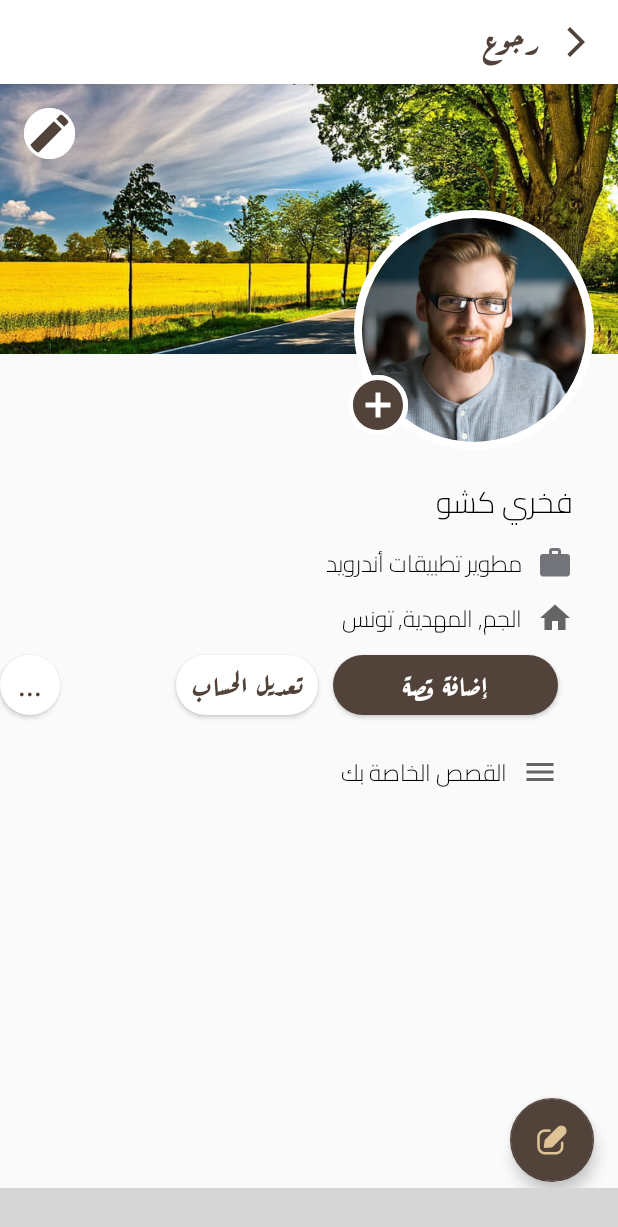
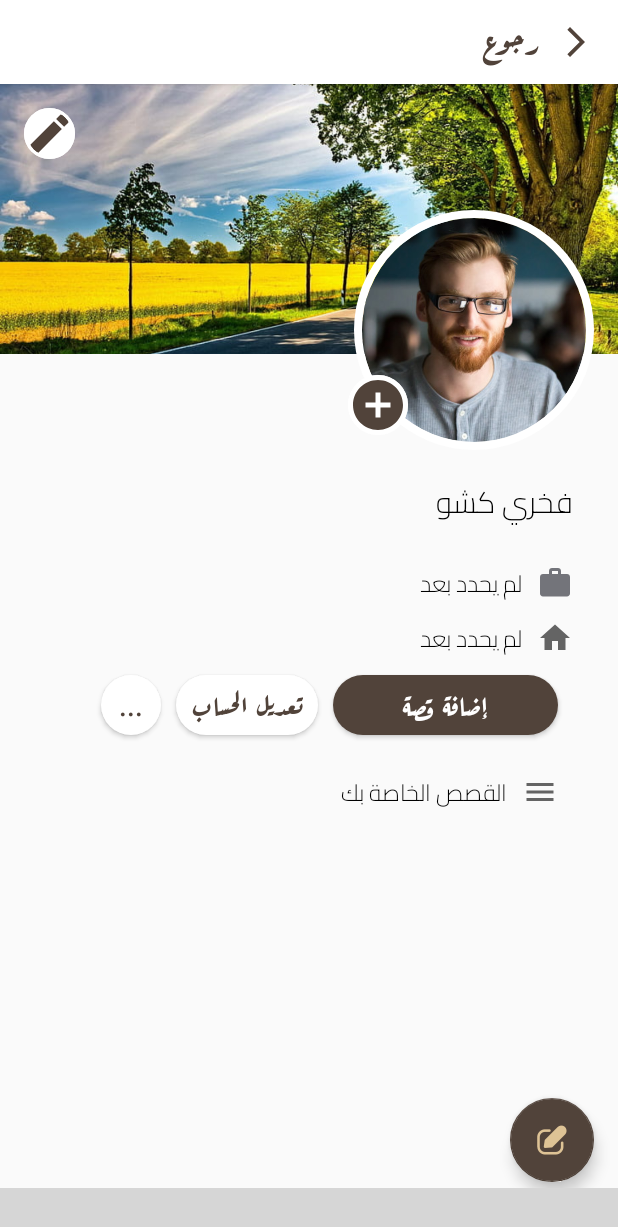
Before and after one commit to kchaou-fakhri/maddina, an Android app: the fragment UserProfilFragment placed in its activity, on a phone screen of 412 x 824 dp. Shown: the top 1227 px of the screen. Run offline under Robolectric (Android 15) with nearby library versions, the phone set to English and light mode, and no system bars; our stand-ins replace CircleImageView, Firebase (no records; nobody signed in at launch, a user with empty details on screens opened directly); libraries missing offline, so code that uses them is left out: com.etebarian.meowbottomnavigation; plain views replace MeowBottomNavigation; 11 statements that could not run were skipped; grey boxes are pictures that could not be loaded.

Commit message:
add bio from user UI

```diff
--- a/app/src/main/java/fakhri/kchaou/maddina/model/repository/remote/UserRemote.kt
+++ b/app/src/main/java/fakhri/kchaou/maddina/model/repository/remote/UserRemote.kt
@@ -147,8 +147,9 @@ class UserRemote (){
 
         db_reference.child(id).get().addOnSuccessListener {
          //   Log.println(Log.ASSERT,"firebase--------------------------------------", "Got value ${it.getValue()}")
-            val td: Map<String, String> = it.value as Map<String, String>
-         mutableLiveData.value = User(td.get("id"),td.get("name")!!,td.get("email")!!,"" , td.get("sex")!!)
+           // val td: Map<String, String> = it.value as Map<String, String>
+
+         mutableLiveData.value = it.getValue(User::class.java)
         }.addOnFailureListener{
             Log.e("firebase", "Error getting data", it)
             mutableLiveData.value = null
--- a/app/src/main/java/fakhri/kchaou/maddina/view/profile/UserProfilFragment.kt
+++ b/app/src/main/java/fakhri/kchaou/maddina/view/profile/UserProfilFragment.kt
@@ -5,9 +5,12 @@ import android.content.Context
 import android.content.Intent
 import android.content.SharedPreferences
 import android.os.Bundle
+import android.util.Log
 import android.view.LayoutInflater
 import android.view.View
 import android.view.ViewGroup
+import androidx.core.view.marginBottom
+import androidx.core.view.marginLeft
 import androidx.fragment.app.Fragment
 import androidx.fragment.app.FragmentManager
 import androidx.lifecycle.Observer
@@ -51,6 +54,31 @@ class UserProfilFragment : Fragment() {
 
             userVM.getUserById(id).observe(viewLifecycleOwner, Observer {
               binding.username.text = it.name
+                if (it.bio != ""){
+                    binding.bio.text = "( ${it.bio} )"
+                    val param = binding.bio.layoutParams as ViewGroup.MarginLayoutParams
+                    param.setMargins(0,0,0,8)
+                    binding.bio.layoutParams = param
+
+                }
+                else{
+                    binding.bio.text=""
+
+
+                }
+                if(it.job != ""){
+                    binding.jobTitle.setText(it.job)
+                }
+                else{
+                    binding.jobTitle.setText("لم يحدد بعد")
+                }
+                if (it.adress != ""){
+                    binding.adress.setText(it.adress)
+                }
+                else{
+                    binding.adress.setText("لم يحدد بعد")
+                }
+
 
             })
 
--- a/app/src/main/java/fakhri/kchaou/maddina/view/profile/edit/EditUserInfoActivity.kt
+++ b/app/src/main/java/fakhri/kchaou/maddina/view/profile/edit/EditUserInfoActivity.kt
@@ -35,8 +35,12 @@ class EditUserInfoActivity : AppCompatActivity() {
             alertDialog.dismissDialog()
 
             if (it != null){
-                binding.username.setText(it.name)
                 user = it
+
+                binding.username.setText(user.name)
+                binding.job.setText(user.job)
+                binding.location.setText(user.adress)
+                binding.bio.setText(user.bio)
 
             }
             else{
--- a/app/src/main/res/layout/fragment_profile.xml
+++ b/app/src/main/res/layout/fragment_profile.xml
@@ -122,6 +122,19 @@
             app:layout_constraintTop_toBottomOf="@+id/profile_image"
             app:layout_constraintVertical_bias="0.0" />
 
+    <TextView
+        android:id="@+id/bio"
+        android:layout_width="wrap_content"
+        android:layout_height="wrap_content"
+        android:clickable="true"
+
+        android:textSize="15sp"
+        app:layout_constraintEnd_toEndOf="@+id/profile_image"
+        app:layout_constraintHorizontal_bias="0.794"
+        app:layout_constraintStart_toStartOf="@+id/profile_image"
+        app:layout_constraintTop_toBottomOf="@+id/username"
+        app:layout_constraintVertical_bias="0.0" />
+
     <de.hdodenhof.circleimageview.CircleImageView
         android:id="@+id/circleImageView2"
         android:layout_width="34dp"
@@ -142,23 +155,22 @@
         android:id="@+id/job_title"
         android:layout_width="wrap_content"
         android:layout_height="wrap_content"
-            android:layout_marginTop="8dp"
         android:drawableRight="@drawable/ic_work"
         android:drawablePadding="10dp"
+        android:fontFamily="@font/cairo_light"
         android:text="مطوير تطبيقات أندرويد"
         android:textColor="@color/black"
+
         android:textSize="15sp"
-            android:fontFamily="@font/cairo_light"
-
         app:layout_constraintBottom_toBottomOf="parent"
         app:layout_constraintEnd_toEndOf="@+id/username"
         app:layout_constraintHorizontal_bias="1.0"
         app:layout_constraintStart_toStartOf="parent"
-            app:layout_constraintTop_toBottomOf="@+id/username"
+        app:layout_constraintTop_toBottomOf="@+id/bio"
         app:layout_constraintVertical_bias="0.0" />
 
     <TextView
-            android:id="@+id/home"
+            android:id="@+id/adress"
             android:layout_width="wrap_content"
             android:layout_height="wrap_content"
             android:layout_marginTop="8dp"
@@ -188,10 +200,10 @@
         android:text="@string/create_post"
         android:textColor="@color/white"
         android:textSize="18sp"
-        app:layout_constraintEnd_toEndOf="@+id/home"
+        app:layout_constraintEnd_toEndOf="@+id/adress"
         app:layout_constraintHorizontal_bias="1.0"
-        app:layout_constraintStart_toStartOf="@+id/home"
-        app:layout_constraintTop_toBottomOf="@+id/home" />
+        app:layout_constraintStart_toStartOf="@+id/adress"
+        app:layout_constraintTop_toBottomOf="@+id/adress" />
 
     <Button
         android:id="@+id/edit_profil"
@@ -215,7 +227,7 @@
     <Button
         android:layout_width="40dp"
         android:layout_height="40dp"
-        android:layout_margin="10dp"
+        android:layout_marginRight="10dp"
 
         android:background="@drawable/shape_bkg"
         android:backgroundTint="@color/white"
@@ -224,9 +236,9 @@
         android:text="..."
         android:textColor="@color/primary_color"
         android:textSize="18sp"
-        app:layout_constraintBottom_toBottomOf="@+id/button2"
-        app:layout_constraintEnd_toStartOf="@+id/button2"
-        app:layout_constraintTop_toBottomOf="@+id/home"
+        app:layout_constraintBottom_toBottomOf="@+id/edit_profil"
+        app:layout_constraintEnd_toStartOf="@+id/edit_profil"
+        app:layout_constraintTop_toTopOf="@+id/edit_profil"
         app:layout_constraintVertical_bias="0.0" />
 
     <TextView
```
Lines whose indentation alone changed are shown as unchanged.
